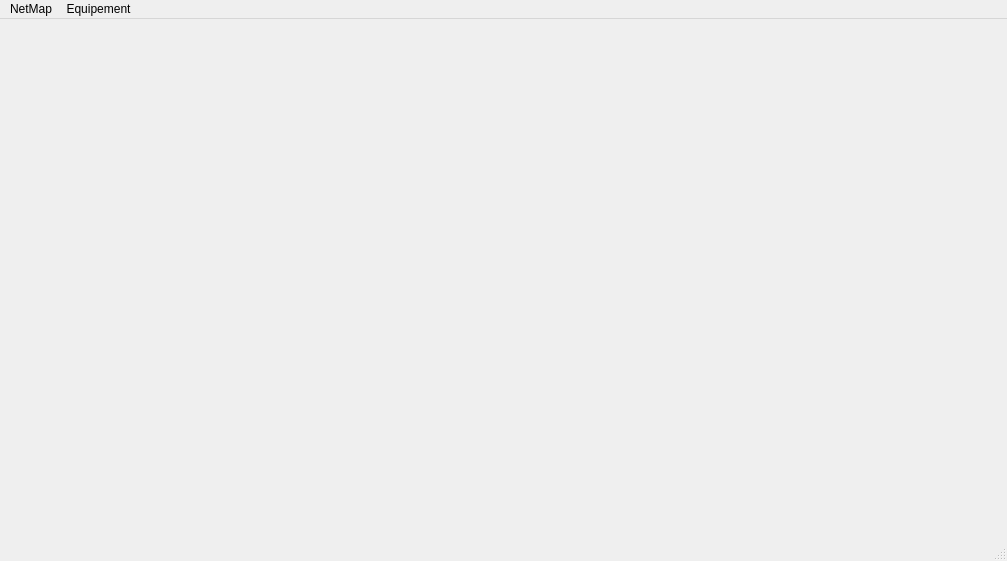
Old version of the form Net_map/mainwindow.ui in the repository Traygueur/net_map.
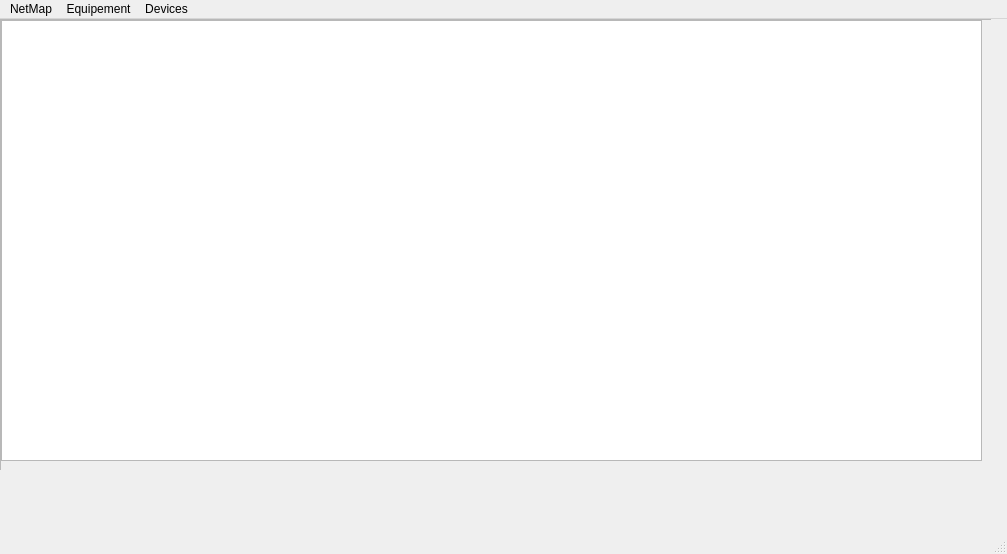
New version of the form. The open tabs and pages were chosen to show the change.

```diff
--- a/Net_map/mainwindow.ui
+++ b/Net_map/mainwindow.ui
@@ -7,7 +7,7 @@
     <x>0</x>
     <y>0</y>
     <width>1007</width>
-    <height>561</height>
+    <height>554</height>
    </rect>
   </property>
   <property name="sizePolicy">
@@ -161,7 +161,57 @@
       </widget>
      </widget>
     </widget>
-    <widget class="QWidget" name="page2"/>
+    <widget class="QWidget" name="page2">
+     <widget class="QScrollArea" name="scrollArea_2">
+      <property name="geometry">
+       <rect>
+        <x>0</x>
+        <y>0</y>
+        <width>1001</width>
+        <height>511</height>
+       </rect>
+      </property>
+      <property name="maximumSize">
+       <size>
+        <width>16777215</width>
+        <height>16777215</height>
+       </size>
+      </property>
+      <property name="widgetResizable">
+       <bool>true</bool>
+      </property>
+      <widget class="QWidget" name="scrollAreaWidgetContents">
+       <property name="geometry">
+        <rect>
+         <x>0</x>
+         <y>0</y>
+         <width>999</width>
+         <height>509</height>
+        </rect>
+       </property>
+       <widget class="QWidget" name="widget" native="true">
+        <property name="geometry">
+         <rect>
+          <x>0</x>
+          <y>0</y>
+          <width>981</width>
+          <height>751</height>
+         </rect>
+        </property>
+        <widget class="QTableWidget" name="tableWidget">
+         <property name="geometry">
+          <rect>
+           <x>0</x>
+           <y>0</y>
+           <width>981</width>
+           <height>441</height>
+          </rect>
+         </property>
+        </widget>
+       </widget>
+      </widget>
+     </widget>
+    </widget>
    </widget>
   </widget>
   <widget class="QMenuBar" name="menubar">
@@ -183,8 +233,14 @@
      <string>Equipement</string>
     </property>
    </widget>
+   <widget class="QMenu" name="menuDevices">
+    <property name="title">
+     <string>Devices</string>
+    </property>
+   </widget>
    <addaction name="menuNetMap"/>
    <addaction name="menuEquipement"/>
+   <addaction name="menuDevices"/>
   </widget>
   <widget class="QStatusBar" name="statusbar"/>
   <action name="actionNouvellePage">
```
Left out of the diff: 2 changed lines with no effect on the pictures.
